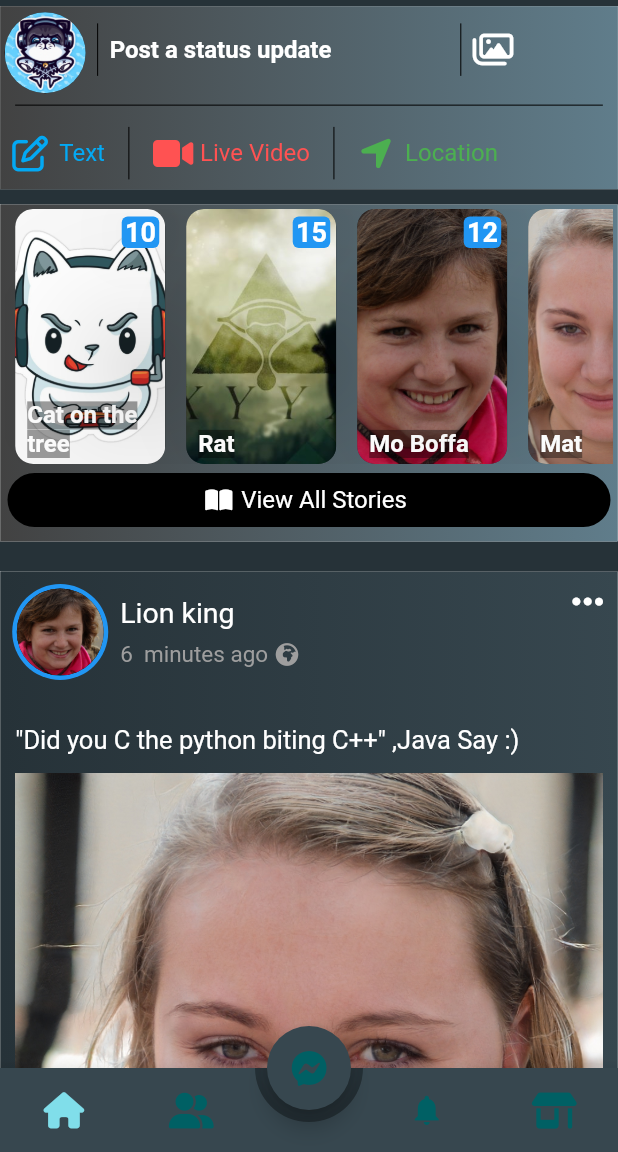
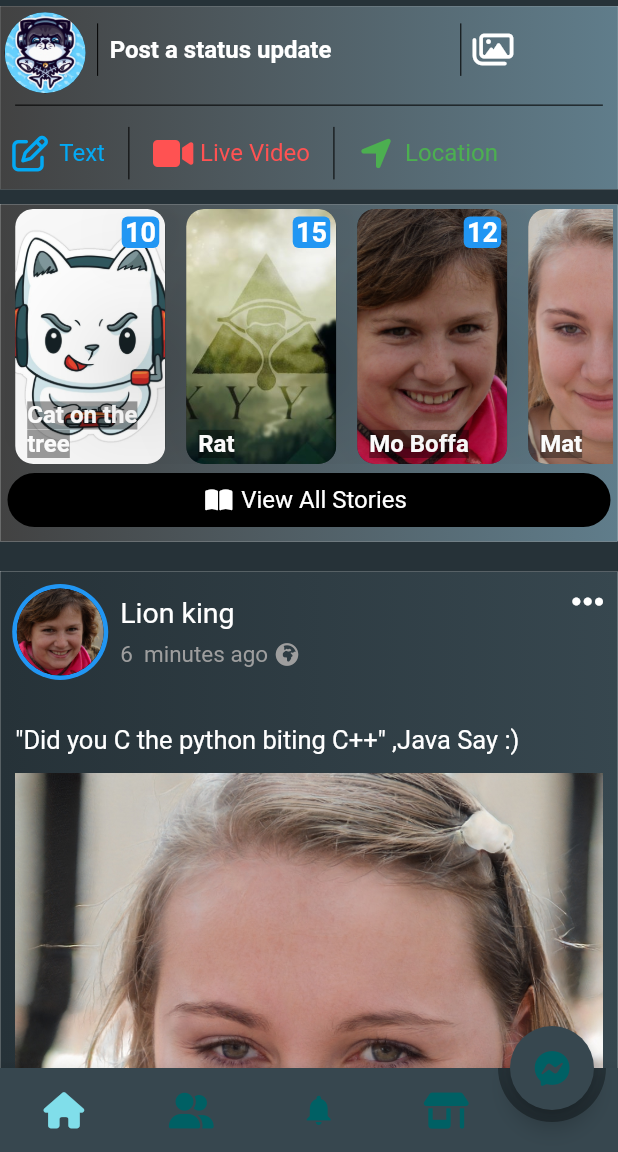
Before and after one commit to AVElfallah/FacebookLite_CloneUI, a Flutter app: the screen it shows after launch, after a tap on the "menu" icon, after a tap on "Text", on a phone screen of 412 x 824 dp, the part 84-1236 px from its top. Run offline on Flutter 3.47's test engine with Material 2 defaults, Android fonts, the phone set to English and light mode, and no system bars; drawn by our look-alikes of animated_bottom_navigation_bar; our stand-ins replace flutter_bloc, font_awesome_flutter.

Commit message:
change some colors and files

```diff
--- a/lib/business_logic/bloc/app_settings_bloc/app_settings_bloc.dart
+++ b/lib/business_logic/bloc/app_settings_bloc/app_settings_bloc.dart
@@ -1,5 +1,5 @@
+import 'package:flutter/material.dart';
 import 'package:flutter_bloc/flutter_bloc.dart';
-import 'package:flutter/cupertino.dart';
 
 part 'app_settings_event.dart';
 part 'app_settings_state.dart';
@@ -14,6 +14,7 @@ class AppSettingsBloc extends Bloc<AppSettingsEvent, AppSettingsState> {
       BlocProvider.of<AppSettingsBloc>(context);
 
   bool isDarkTheme = true;
+  ThemeMode get appMode => isDarkTheme ? ThemeMode.dark : ThemeMode.light;
   int page = 0;
 
   AppSettingsState _changeTheme() {
--- /dev/null
+++ b/lib/data/models/colors/app_colors.dart
@@ -0,0 +1,33 @@
+import 'package:flutter/material.dart';
+
+class AppUsedColors {
+  static bool isDark = true;
+
+  Color get widgetsBackgroundColor =>
+      isDark ? Colors.blueGrey.shade800 : Colors.white;
+  Color get bottomNavBarInactiveColor =>
+      isDark ? Colors.cyan.shade900 : Colors.black54;
+  Color get appBarFontColor => isDark ? Colors.white : Colors.blue;
+
+  Color get bottomNavBarActiveColor =>
+      isDark ? Colors.cyan.shade200 : Colors.blue;
+
+  Color get scaffoldBackgroundColor =>
+      isDark ? Colors.blueGrey.shade900 : Colors.blueGrey.shade300;
+  Color inactiveColorWhenIsMessenger(int val) =>
+      val != 4 ? bottomNavBarActiveColor : bottomNavBarActiveColor;
+  Color activeColorWhenIsMessenger(int val) =>
+      val == 4 ? bottomNavBarActiveColor : bottomNavBarInactiveColor;
+
+  Color get buttonTextColor =>
+      isDark ? Colors.lightBlue.shade600 : Colors.black;
+  Color get elButtonBorder =>
+      isDark ? Colors.blueGrey.shade800 : Colors.blueGrey.shade400;
+
+  Color get elButtonTextColor =>
+      isDark ? Colors.blue.shade400 : Colors.blue.shade900;
+  Color get chipColor => isDark ? Colors.grey.shade900 : Colors.grey.shade100;
+
+  Color get whiteToBlack => isDark ? Colors.white : Colors.black;
+  Color get whiteToBlackLight => !isDark ? Colors.white38 : Colors.black38;
+}
--- a/lib/main.dart
+++ b/lib/main.dart
@@ -1,6 +1,5 @@
 import 'package:fblite_clone/business_logic/bloc/app_settings_bloc/app_settings_bloc.dart';
 import 'package:fblite_clone/data/constant/app_theme.dart';
-import 'package:fblite_clone/presentation/colors/colors_values.dart';
 import 'package:fblite_clone/presentation/pages/appdrawer/drawerpage.dart';
 import 'package:fblite_clone/presentation/pages/friendspage/friendspage.dart';
 import 'package:fblite_clone/presentation/pages/marketplacepage.dart';
@@ -14,6 +13,8 @@ import 'package:flutter_bloc/flutter_bloc.dart';
 import 'package:font_awesome_flutter/font_awesome_flutter.dart';
 
 import 'package:animated_bottom_navigation_bar/animated_bottom_navigation_bar.dart';
+
+import 'data/models/colors/app_colors.dart';
 
 void main() {
   runApp(BlocProvider<AppSettingsBloc>(
@@ -45,20 +46,18 @@ class _MyAppState extends State<MyApp> {
 
   @override
   Widget build(BuildContext context) {
-    var isDark = AppSettingsBloc.get(context).isDarkTheme;
     var page = AppSettingsBloc.get(context).page;
 
+    AppUsedColors.isDark = AppSettingsBloc.get(context).isDarkTheme;
+    final colors = AppUsedColors();
     return MaterialApp(
       debugShowCheckedModeBanner: false,
       theme: AppTheme().appLightTheme,
       darkTheme: AppTheme().appDarkTheme,
-      themeMode: context.watch<AppSettingsBloc>().isDarkTheme
-          ? ThemeMode.dark
-          : ThemeMode.light,
+      themeMode: context.watch<AppSettingsBloc>().appMode,
       title: 'Facebook',
       home: Scaffold(
-        backgroundColor:
-            isDark ? Colors.blueGrey.shade900 : Colors.blueGrey.shade300,
+        backgroundColor: colors.scaffoldBackgroundColor,
         endDrawer: FBDrawer(),
         body: PageView(
           controller: _pageController,
@@ -72,18 +71,27 @@ class _MyAppState extends State<MyApp> {
         ),
         bottomNavigationBar: AnimatedBottomNavigationBar(
           onTap: (val) {
-            AppSettingsBloc.get(context).add(ChangePageEvent(val));
-            _pageController.animateToPage(val,
-                duration: Duration(milliseconds: 500), curve: Curves.ease);
+            AppSettingsBloc.get(
+              context,
+            ).add(
+              ChangePageEvent(
+                val,
+              ),
+            );
+            _pageController.animateToPage(
+              val,
+              duration: Duration(
+                milliseconds: 500,
+              ),
+              curve: Curves.ease,
+            );
           },
           activeIndex: page,
-          gapLocation: GapLocation.center,
+          gapLocation: GapLocation.end,
           splashColor: Colors.black,
-          inactiveColor: ColorsValues(isDark).inactiveColor(),
-          activeColor: page != 4
-              ? ColorsValues(isDark).activeColor()
-              : ColorsValues(isDark).inactiveColor(),
-          backgroundColor: ColorsValues(isDark).backgroundColor(),
+          inactiveColor: colors.bottomNavBarInactiveColor,
+          backgroundColor: colors.widgetsBackgroundColor,
+          activeColor: colors.inactiveColorWhenIsMessenger(page),
           rightCornerRadius: 0,
           leftCornerRadius: 0,
           icons: [
@@ -93,16 +101,25 @@ class _MyAppState extends State<MyApp> {
             FontAwesomeIcons.shop,
           ],
         ),
-        floatingActionButtonLocation: FloatingActionButtonLocation.centerDocked,
+        floatingActionButtonLocation: FloatingActionButtonLocation.endDocked,
         floatingActionButton: FloatingActionButton(
-          backgroundColor: ColorsValues(isDark).backgroundColor(),
-          foregroundColor: page == 4
-              ? ColorsValues(isDark).activeColor()
-              : ColorsValues(isDark).inactiveColor(),
+          backgroundColor: colors.widgetsBackgroundColor,
+          foregroundColor: colors.activeColorWhenIsMessenger(
+            page,
+          ),
           onPressed: () {
-            AppSettingsBloc.get(context).add(ChangePageEvent(4));
-            _pageController.animateToPage(4,
-                duration: Duration(milliseconds: 500), curve: Curves.ease);
+            AppSettingsBloc.get(context).add(
+              ChangePageEvent(
+                4,
+              ),
+            );
+            _pageController.animateToPage(
+              4,
+              duration: Duration(
+                milliseconds: 500,
+              ),
+              curve: Curves.ease,
+            );
           },
           child: Icon(
             FontAwesomeIcons.facebookMessenger,
--- a/lib/presentation/colors/colors_values.dart
+++ /dev/null
@@ -1,15 +0,0 @@
-import 'package:flutter/material.dart';
-
-class ColorsValues {
-  ColorsValues([this.isDark = true]);
-  bool isDark;
-  appMostUsedColor() {
-    return isDark ? Colors.blueGrey.shade900 : Colors.blueGrey.shade300;
-  }
-
-  inactiveColor() => isDark ? Colors.cyan.shade900 : Colors.black54;
-  backgroundColor() => isDark ? Colors.blueGrey.shade800 : Colors.white;
-  splashColor() => Colors.black;
-  activeColor() => isDark ? Colors.cyan.shade200 : Colors.blue;
-  mainFontColor() => isDark ? Colors.white : Colors.blue;
-}
--- a/lib/presentation/pages/homepage/homepage.dart
+++ b/lib/presentation/pages/homepage/homepage.dart
@@ -1,6 +1,6 @@
 import 'package:fblite_clone/UI_test/testingpostdata.dart';
 import 'package:fblite_clone/business_logic/bloc/app_settings_bloc/app_settings_bloc.dart';
-import 'package:fblite_clone/presentation/colors/colors_values.dart';
+
 import 'package:fblite_clone/presentation/pages/homepage/components/postcreation.dart';
 import 'package:fblite_clone/presentation/pages/homepage/components/postsomponents/postbuilder.dart';
 import 'package:fblite_clone/presentation/pages/homepage/components/storycomponents/storyscroll.dart';
@@ -8,9 +8,13 @@ import 'package:fblite_clone/presentation/pages/homepage/components/storycompone
 import 'package:flutter/material.dart';
 import 'package:font_awesome_flutter/font_awesome_flutter.dart';
 
+import '../../../data/models/colors/app_colors.dart';
+
 class HomePage extends StatelessWidget {
   @override
   Widget build(BuildContext context) {
+    AppUsedColors.isDark = AppSettingsBloc.get(context).isDarkTheme;
+    final colors = AppUsedColors();
     return CustomScrollView(
       slivers: <Widget>[
         SliverAppBar(
@@ -33,8 +37,7 @@ class HomePage extends StatelessWidget {
             style: TextStyle(
               fontWeight: FontWeight.w500,
               fontSize: 29,
-              color: ColorsValues(AppSettingsBloc.get(context).isDarkTheme)
-                  .mainFontColor(),
+              color: colors.appBarFontColor,
             ),
           ),
         ),
```
Also changed, not shown: lib/presentation/pages/friendspage/friendspage.dart (+25 -14 lines), lib/presentation/pages/marketplacepage.dart (+16 -22 lines), lib/presentation/pages/notifcationpage.dart (+10 -10 lines).
